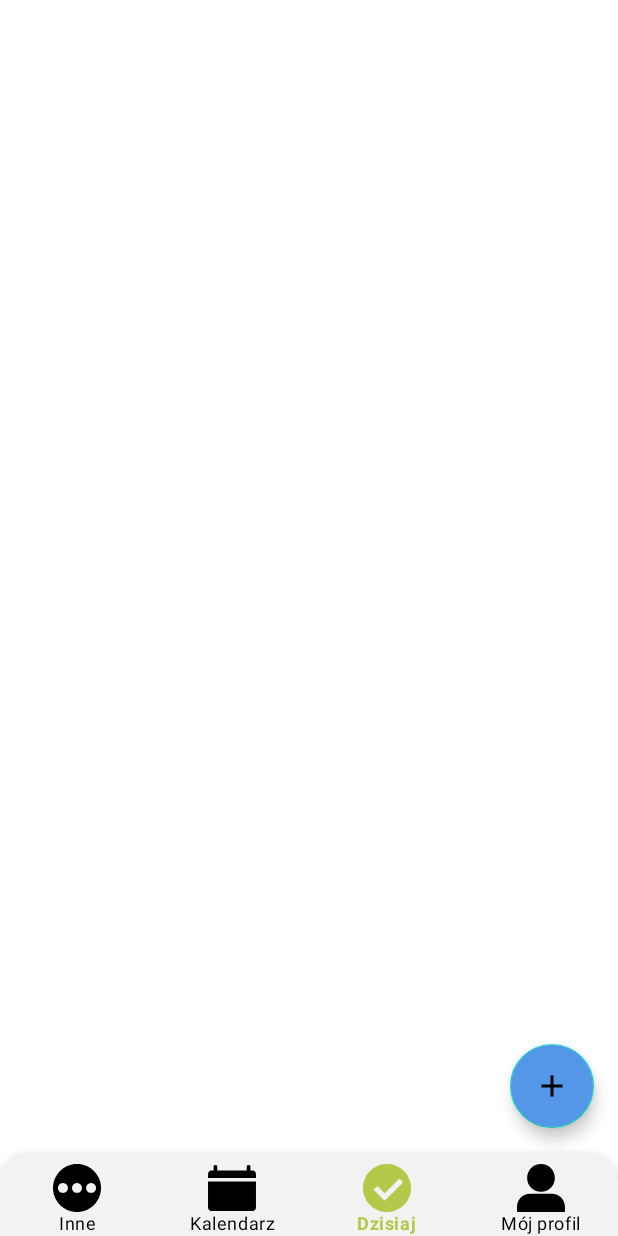
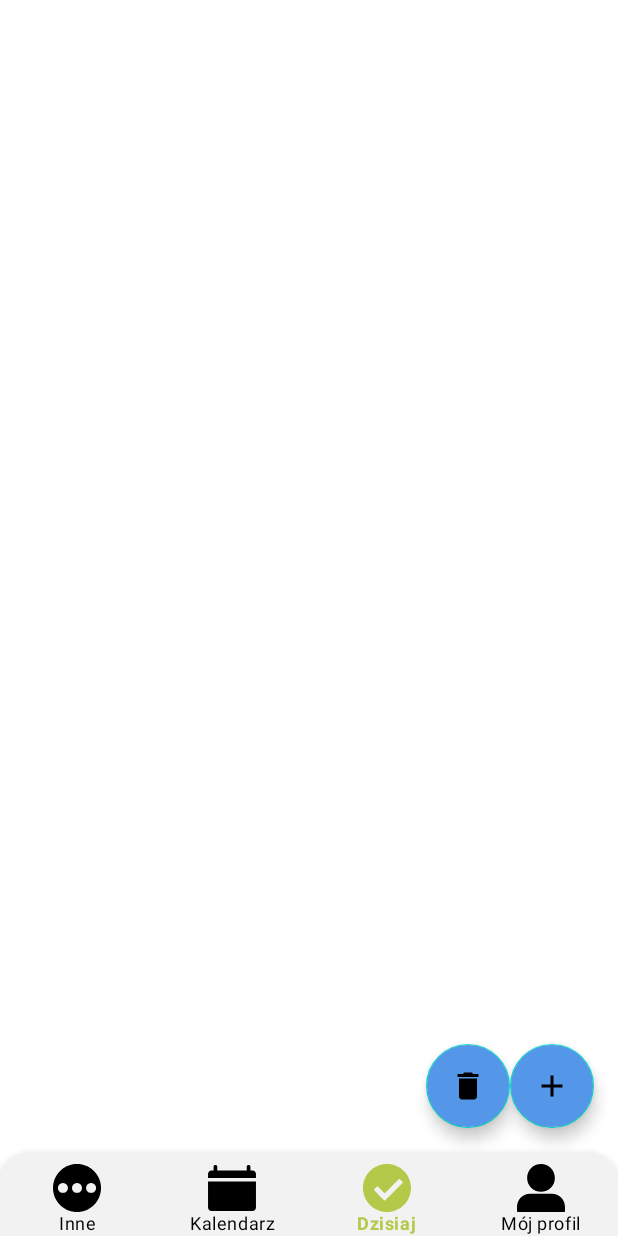
Before and after one commit to nszalas/Timefulness, an Android app: the TodayFragment screen opened through its navigation route, on a phone screen of 412 x 824 dp. Run offline under Robolectric (Android 15) with nearby library versions, the phone set to English and light mode, and no system bars; our stand-ins replace Room's generated code, navigation-ui.

Commit message:
Task delete option

```diff
--- /dev/null
+++ b/app/src/main/res/drawable/button_delete.xml
@@ -0,0 +1,5 @@
+<vector android:height="24dp" android:tint="#000000"
+    android:viewportHeight="24" android:viewportWidth="24"
+    android:width="24dp" xmlns:android="http://schemas.android.com/apk/res/android">
+    <path android:fillColor="@android:color/white" android:pathData="M6,19c0,1.1 0.9,2 2,2h8c1.1,0 2,-0.9 2,-2V7H6v12zM19,4h-3.5l-1,-1h-5l-1,1H5v2h14V4z"/>
+</vector>
--- a/app/src/main/res/layout/fragment_today.xml
+++ b/app/src/main/res/layout/fragment_today.xml
@@ -1,7 +1,7 @@
 <?xml version="1.0" encoding="utf-8"?>
 <androidx.constraintlayout.widget.ConstraintLayout xmlns:android="http://schemas.android.com/apk/res/android"
+    xmlns:app="http://schemas.android.com/apk/res-auto"
     xmlns:tools="http://schemas.android.com/tools"
-    xmlns:app="http://schemas.android.com/apk/res-auto"
     android:layout_width="match_parent"
     android:layout_height="match_parent"
     tools:context=".ui.today.TodayFragment">
@@ -10,8 +10,22 @@
         android:id="@+id/viewTaskList"
         android:layout_width="match_parent"
         android:layout_height="match_parent"
+        app:layout_constraintBottom_toBottomOf="parent" />
+
+    <com.google.android.material.floatingactionbutton.FloatingActionButton
+        android:id="@+id/buttonDeleteAll"
+        android:layout_width="wrap_content"
+        android:layout_height="wrap_content"
+        android:layout_marginStart="268dp"
+        android:layout_marginTop="659dp"
+        android:backgroundTint="#5496E7"
+        android:clickable="true"
+        android:focusable="true"
+        android:src="@drawable/button_delete"
+        android:tint="@color/white"
+        android:layout_marginBottom="16dp"
         app:layout_constraintBottom_toBottomOf="parent"
-        />
+        app:layout_constraintEnd_toStartOf="@id/buttonAddTask"/>
 
     <com.google.android.material.floatingactionbutton.FloatingActionButton
         android:id="@+id/buttonAddTask"
@@ -25,7 +39,6 @@
         android:src="@drawable/button_add"
         android:tint="@color/white"
         app:layout_constraintBottom_toBottomOf="parent"
-        app:layout_constraintEnd_toEndOf="parent"
-        />
+        app:layout_constraintEnd_toEndOf="parent" />
 
 </androidx.constraintlayout.widget.ConstraintLayout>
```
Also changed, not shown: app/src/main/java/com/nszalas/timefulness/ui/today/AddTaskFragment.kt (+18 -0 lines), app/src/main/java/com/nszalas/timefulness/ui/today/TodayFragment.kt (+23 -0 lines), app/src/main/res/layout/fragment_add_task.xml (+8 -0 lines).
